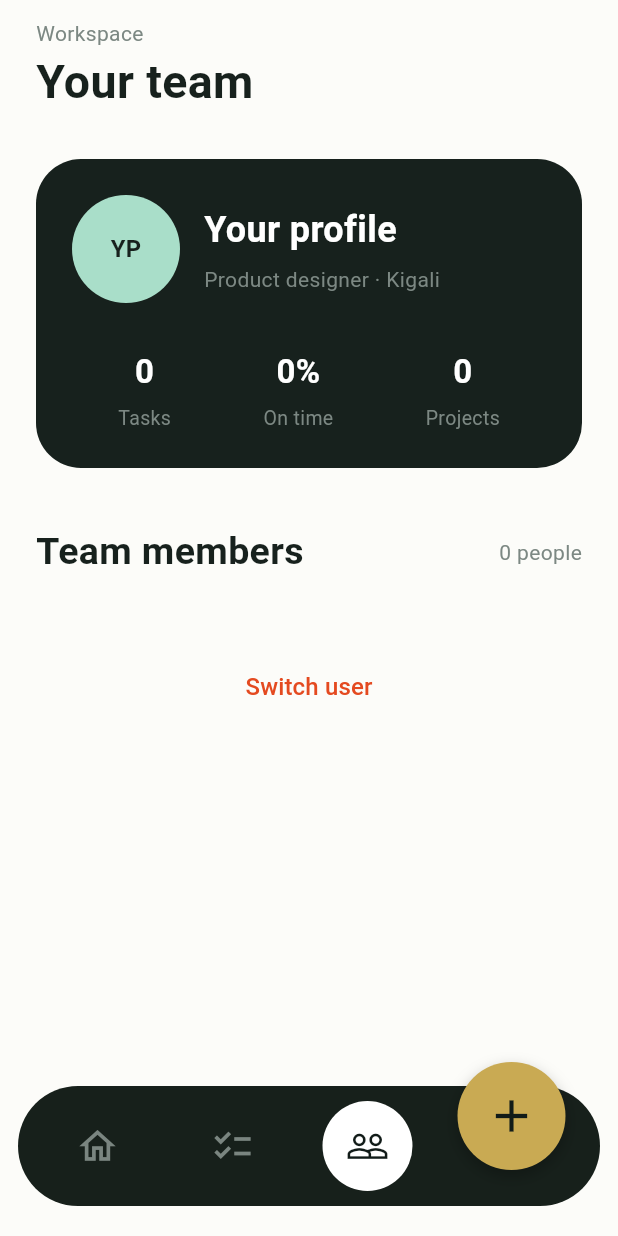
After one commit to julesineza/mobile_dev_formative_assignment1, a Flutter app: the TeamProfileScreen screen opened by its route, on a phone screen of 412 x 824 dp. The commit adds this screen. Run offline on Flutter 3.47's test engine with Material 3 defaults, Android fonts, the phone set to English and light mode, and no system bars; our stand-ins replace shared_preferences; accounts and stored records are empty.

Commit message:
added the team profile page , made fixes and added the launch.json file to fix errors , made the dashboard more dynamic

```diff
--- /dev/null
+++ b/lib/screens/team_profile_screen.dart
@@ -0,0 +1,337 @@
+import 'package:flutter/material.dart';
+
+import '../app_routes.dart';
+import '../models/task.dart';
+import '../services/auth_storage.dart';
+import '../services/task_storage.dart';
+import '../theme/app_colors.dart';
+import '../widgets/navabar.dart';
+
+class TeamProfileScreen extends StatefulWidget {
+  const TeamProfileScreen({super.key});
+
+  @override
+  State<TeamProfileScreen> createState() => _TeamProfileScreenState();
+}
+
+class _TeamProfileScreenState extends State<TeamProfileScreen> {
+  int currentScreen = 3;
+  final _authStorage = AuthStorage();
+  final _taskStorage = TaskStorage();
+  String _userName = 'Your profile';
+  List<Task> _tasks = [];
+  List<_TeamMember> _members = [];
+
+  @override
+  void initState() {
+    super.initState();
+    _loadProfile();
+  }
+
+  Future<void> _loadProfile() async {
+    final userName = await _authStorage.loadName();
+    final tasks = await _taskStorage.loadTasks();
+    final assignees = await _taskStorage.loadAssignees();
+    final names = <String>{if (userName != null) userName, ...assignees};
+    if (!mounted) return;
+    setState(() {
+      _userName = userName ?? 'Your profile';
+      _tasks = tasks;
+      _members = names
+          .map(
+            (name) => _TeamMember(
+              initials: _initials(name),
+              name: name,
+              role: name == userName ? 'Product designer' : 'Team member',
+              color: name == userName
+                  ? AppColors.avatarMint
+                  : AppColors.avatarGold,
+            ),
+          )
+          .toList();
+    });
+  }
+
+  @override
+  Widget build(BuildContext context) {
+    return Scaffold(
+      backgroundColor: AppColors.pageBackground,
+      body: SafeArea(
+        child: SingleChildScrollView(
+          padding: const EdgeInsets.fromLTRB(24, 12, 24, 112),
+          child: Column(
+            crossAxisAlignment: CrossAxisAlignment.start,
+            children: [
+              const Text(
+                'Workspace',
+                style: TextStyle(
+                  fontFamily: '.SF Pro Text',
+                  color: AppColors.muted,
+                  fontSize: 14,
+                ),
+              ),
+              Row(
+                children: [
+                  const Expanded(
+                    child: Text(
+                      'Your team',
+                      style: TextStyle(
+                        fontFamily: '.SF Pro Display',
+                        color: AppColors.ink,
+                        fontSize: 31,
+                        fontWeight: FontWeight.w700,
+                      ),
+                    ),
+                  ),
+                ],
+              ),
+              const SizedBox(height: 30),
+              _profileCard(),
+              const SizedBox(height: 38),
+              Row(
+                children: [
+                  const Expanded(
+                    child: Text(
+                      'Team members',
+                      style: TextStyle(
+                        fontFamily: '.SF Pro Display',
+                        color: AppColors.ink,
+                        fontSize: 25,
+                        fontWeight: FontWeight.w700,
+                      ),
+                    ),
+                  ),
+                  Text(
+                    '${_members.length} people',
+                    style: const TextStyle(
+                      fontFamily: '.SF Pro Text',
+                      color: AppColors.muted,
+                      fontSize: 14,
+                    ),
+                  ),
+                ],
+              ),
+              const SizedBox(height: 18),
+              ..._members.map(_memberTile),
+              const SizedBox(height: 30),
+              Center(
+                child: TextButton(
+                  onPressed: () async {
+                    await _authStorage.signOut();
+                    if (mounted) {
+                      Navigator.pushReplacementNamed(context, AppRoutes.signIn);
+                    }
+                  },
+                  child: const Text(
+                    'Switch user',
+                    style: TextStyle(
+                      fontFamily: '.SF Pro Text',
+                      color: AppColors.overdue,
+                      fontSize: 16,
+                    ),
+                  ),
+                ),
+              ),
+            ],
+          ),
+        ),
+      ),
+      bottomNavigationBar: Navbar(
+        selectedIndex: currentScreen,
+        onItemSelected: _selectNavigation,
+      ),
+    );
+  }
+
+  Widget _profileCard() {
+    return Container(
+      padding: const EdgeInsets.all(24),
+      decoration: BoxDecoration(
+        color: AppColors.ink,
+        borderRadius: BorderRadius.circular(30),
+      ),
+      child: Column(
+        children: [
+          Row(
+            children: [
+              _avatar(_initials(_userName), AppColors.avatarMint, 72),
+              const SizedBox(width: 16),
+              Expanded(
+                child: Column(
+                  crossAxisAlignment: CrossAxisAlignment.start,
+                  children: [
+                    Text(
+                      _userName,
+                      maxLines: 1,
+                      overflow: TextOverflow.ellipsis,
+                      style: TextStyle(
+                        fontFamily: '.SF Pro Display',
+                        color: Colors.white,
+                        fontSize: 24,
+                        fontWeight: FontWeight.w700,
+                      ),
+                    ),
+                    SizedBox(height: 6),
+                    Text(
+                      'Product designer · Kigali',
+                      style: TextStyle(
+                        fontFamily: '.SF Pro Text',
+                        color: AppColors.muted,
+                        fontSize: 14,
+                      ),
+                    ),
+                  ],
+                ),
+              ),
+            ],
+          ),
+          const SizedBox(height: 30),
+          Row(
+            mainAxisAlignment: MainAxisAlignment.spaceAround,
+            children: [
+              _Metric('${_tasks.length}', 'Tasks'),
+              _Metric('${_onTimePercentage()}%', 'On time'),
+              const _Metric('0', 'Projects'),
+            ],
+          ),
+        ],
+      ),
+    );
+  }
+
+  Widget _memberTile(_TeamMember member) {
+    return Container(
+      padding: const EdgeInsets.symmetric(vertical: 14),
+      decoration: const BoxDecoration(
+        border: Border(bottom: BorderSide(color: Color(0xFFE0E4DE))),
+      ),
+      child: Row(
+        children: [
+          _avatar(member.initials, member.color, 52),
+          const SizedBox(width: 16),
+          Expanded(
+            child: Column(
+              crossAxisAlignment: CrossAxisAlignment.start,
+              children: [
+                Text(
+                  member.name,
+                  style: const TextStyle(
+                    fontFamily: '.SF Pro Display',
+                    color: AppColors.ink,
+                    fontSize: 20,
+                    fontWeight: FontWeight.w600,
+                  ),
+                ),
+                const SizedBox(height: 4),
+                Text(
+                  member.role,
+                  style: const TextStyle(
+                    fontFamily: '.SF Pro Text',
+                    color: AppColors.muted,
+                    fontSize: 14,
+                  ),
+                ),
+              ],
+            ),
+          ),
+          const Icon(Icons.circle, size: 11, color: AppColors.completed),
+        ],
+      ),
+    );
+  }
+
+  Widget _avatar(String initials, Color color, double size) {
+    return Container(
+      width: size,
+      height: size,
+      alignment: Alignment.center,
+      decoration: BoxDecoration(color: color, shape: BoxShape.circle),
+      child: Text(
+        initials,
+        style: TextStyle(
+          fontFamily: '.SF Pro Text',
+          color: AppColors.ink,
+          fontSize: size * .22,
+          fontWeight: FontWeight.w600,
+        ),
+      ),
+    );
+  }
+
+  void _selectNavigation(int index) {
+    if (index == 0) {
+      Navigator.pushReplacementNamed(context, AppRoutes.dashboard);
+    } else if (index == 1) {
+      Navigator.pushReplacementNamed(context, AppRoutes.tasks);
+    }
+  }
+
+  int _onTimePercentage() {
+    if (_tasks.isEmpty) return 0;
+    final onTime = _tasks
+        .where(
+          (task) =>
+              !DateUtils.dateOnly(task.deadline)
+                  .isBefore(DateUtils.dateOnly(DateTime.now())),
+        )
+        .length;
+    return (onTime / _tasks.length * 100).round();
+  }
+
+  static String _initials(String name) {
+    final words = name.trim().split(RegExp(r'\s+'));
+    if (words.length == 1) {
+      return words.first
+          .substring(0, words.first.length.clamp(1, 2))
+          .toUpperCase();
+    }
+    return '${words.first[0]}${words.last[0]}'.toUpperCase();
+  }
+}
+
+class _TeamMember {
+  final String initials;
+  final String name;
+  final String role;
+  final Color color;
+
+  const _TeamMember({
+    required this.initials,
+    required this.name,
+    required this.role,
+    required this.color,
+  });
+}
+
+class _Metric extends StatelessWidget {
+  final String value;
+  final String label;
+
+  const _Metric(this.value, this.label);
+
+  @override
+  Widget build(BuildContext context) {
+    return Column(
+      children: [
+        Text(
+          value,
+          style: const TextStyle(
+            fontFamily: '.SF Pro Display',
+            color: Colors.white,
+            fontSize: 22,
+            fontWeight: FontWeight.w600,
+          ),
+        ),
+        const SizedBox(height: 6),
+        Text(
+          label,
+          style: const TextStyle(
+            fontFamily: '.SF Pro Text',
+            color: AppColors.muted,
+            fontSize: 13,
+          ),
+        ),
+      ],
+    );
+  }
+}
```
Also changed, not shown: lib/main.dart (+23 -1 lines), lib/screens/dashboard_screen.dart (+15 -1 lines), lib/screens/sign_in_screen.dart (+18 -6 lines), lib/screens/sign_up_screen.dart (+18 -12 lines), lib/screens/task_list_screen.dart (+3 -4 lines), lib/services/auth_storage.dart (added, +47 -0 lines).
